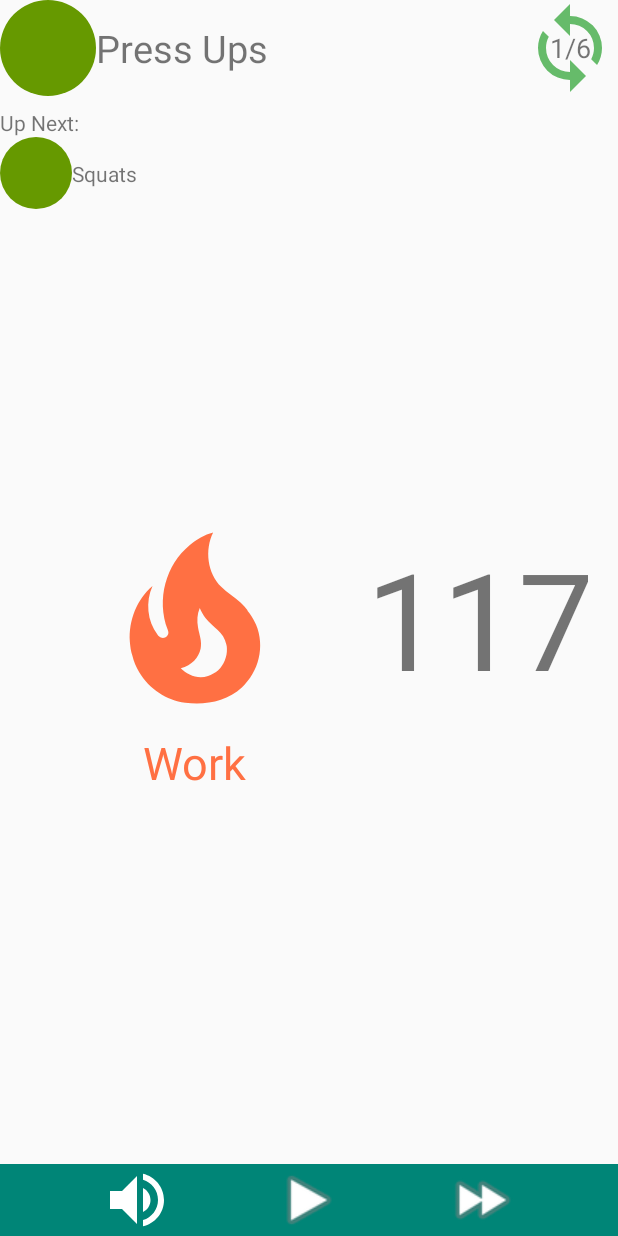
After one commit to AlexNewton1/HIIT-Ultimate, an Android app: the layout workout_fragment.xml on its own in the app's theme, with its tools: preview values and no code run, on a phone screen of 412 x 824 dp. The commit adds this screen. Run offline under Robolectric (Android 15) with nearby library versions, the phone set to English and light mode, and no system bars.

Commit message:
Started working on the workout fragment

```diff
--- a/app/build.gradle
+++ b/app/build.gradle
@@ -71,6 +71,8 @@ dependencies {
     implementation "androidx.lifecycle:lifecycle-viewmodel-ktx:$lifecycle_version"
     implementation "androidx.room:room-ktx:$room_version"
     implementation "androidx.room:room-runtime:$room_version"
+    implementation 'androidx.lifecycle:lifecycle-extensions:2.2.0'
+    implementation 'androidx.lifecycle:lifecycle-viewmodel-ktx:2.2.0'
     kapt "androidx.room:room-compiler:$room_version"
 
     // Logging
--- a/app/src/main/java/com/softwareoverflow/hiit_trainer/ui/workout_creator/WorkoutCreatorViewModel.kt
+++ b/app/src/main/java/com/softwareoverflow/hiit_trainer/ui/workout_creator/WorkoutCreatorViewModel.kt
@@ -10,7 +10,6 @@ import com.softwareoverflow.hiit_trainer.repository.dto.WorkoutSetDTO
 import com.softwareoverflow.hiit_trainer.ui.view.LoadingSpinner
 import kotlinx.coroutines.CoroutineScope
 import kotlinx.coroutines.Dispatchers
-import kotlinx.coroutines.delay
 import kotlinx.coroutines.launch
 import timber.log.Timber
 
@@ -40,9 +39,6 @@ class WorkoutCreatorViewModel(private val repo: IWorkoutRepository, id: Long?) :
                 _workout.value = repo.getWorkoutById(id)
 
             LoadingSpinner.hideLoadingIcon()
-
-            delay(1000)
-            Timber.d("Workout: ${_workout.value}")
         }
     }
 
--- a/app/src/main/res/drawable/icon_fire.xml
+++ b/app/src/main/res/drawable/icon_fire.xml
@@ -3,5 +3,5 @@
     android:width="24dp"
     android:viewportWidth="24"
     android:viewportHeight="24">
-    <path android:fillColor="#FF7043" android:pathData="M17.55,11.2C17.32,10.9 17.05,10.64 16.79,10.38C16.14,9.78 15.39,9.35 14.76,8.72C13.3,7.26 13,4.85 13.91,3C13,3.23 12.16,3.75 11.46,4.32C8.92,6.4 7.92,10.07 9.12,13.22C9.16,13.32 9.2,13.42 9.2,13.55C9.2,13.77 9.05,13.97 8.85,14.05C8.63,14.15 8.39,14.09 8.21,13.93C8.15,13.88 8.11,13.83 8.06,13.76C6.96,12.33 6.78,10.28 7.53,8.64C5.89,10 5,12.3 5.14,14.47C5.18,14.97 5.24,15.47 5.41,15.97C5.55,16.57 5.81,17.17 6.13,17.7C7.17,19.43 9,20.67 10.97,20.92C13.07,21.19 15.32,20.8 16.93,19.32C18.73,17.66 19.38,15 18.43,12.72L18.3,12.46C18.1,12 17.83,11.59 17.5,11.21L17.55,11.2M14.45,17.5C14.17,17.74 13.72,18 13.37,18.1C12.27,18.5 11.17,17.94 10.5,17.28C11.69,17 12.39,16.12 12.59,15.23C12.76,14.43 12.45,13.77 12.32,13C12.2,12.26 12.22,11.63 12.5,10.94C12.67,11.32 12.87,11.7 13.1,12C13.86,13 15.05,13.44 15.3,14.8C15.34,14.94 15.36,15.08 15.36,15.23C15.39,16.05 15.04,16.95 14.44,17.5H14.45Z" />
+    <path android:fillColor="@color/work" android:pathData="M17.55,11.2C17.32,10.9 17.05,10.64 16.79,10.38C16.14,9.78 15.39,9.35 14.76,8.72C13.3,7.26 13,4.85 13.91,3C13,3.23 12.16,3.75 11.46,4.32C8.92,6.4 7.92,10.07 9.12,13.22C9.16,13.32 9.2,13.42 9.2,13.55C9.2,13.77 9.05,13.97 8.85,14.05C8.63,14.15 8.39,14.09 8.21,13.93C8.15,13.88 8.11,13.83 8.06,13.76C6.96,12.33 6.78,10.28 7.53,8.64C5.89,10 5,12.3 5.14,14.47C5.18,14.97 5.24,15.47 5.41,15.97C5.55,16.57 5.81,17.17 6.13,17.7C7.17,19.43 9,20.67 10.97,20.92C13.07,21.19 15.32,20.8 16.93,19.32C18.73,17.66 19.38,15 18.43,12.72L18.3,12.46C18.1,12 17.83,11.59 17.5,11.21L17.55,11.2M14.45,17.5C14.17,17.74 13.72,18 13.37,18.1C12.27,18.5 11.17,17.94 10.5,17.28C11.69,17 12.39,16.12 12.59,15.23C12.76,14.43 12.45,13.77 12.32,13C12.2,12.26 12.22,11.63 12.5,10.94C12.67,11.32 12.87,11.7 13.1,12C13.86,13 15.05,13.44 15.3,14.8C15.34,14.94 15.36,15.08 15.36,15.23C15.39,16.05 15.04,16.95 14.44,17.5H14.45Z" />
 </vector>
--- a/app/src/main/res/drawable/icon_recover.xml
+++ b/app/src/main/res/drawable/icon_recover.xml
@@ -3,5 +3,5 @@
     android:width="24dp"
     android:viewportWidth="24"
     android:viewportHeight="24">
-    <path android:fillColor="#42A5F5" android:pathData="M23,12H17V10L20.39,6H17V4H23V6L19.62,10H23V12M15,16H9V14L12.39,10H9V8H15V10L11.62,14H15V16M7,20H1V18L4.39,14H1V12H7V14L3.62,18H7V20Z" />
+    <path android:fillColor="@color/recover" android:pathData="M23,12H17V10L20.39,6H17V4H23V6L19.62,10H23V12M15,16H9V14L12.39,10H9V8H15V10L11.62,14H15V16M7,20H1V18L4.39,14H1V12H7V14L3.62,18H7V20Z" />
 </vector>
--- a/app/src/main/res/drawable/icon_repeat.xml
+++ b/app/src/main/res/drawable/icon_repeat.xml
@@ -3,5 +3,5 @@
     android:width="24dp"
     android:viewportWidth="24"
     android:viewportHeight="24">
-    <path android:fillColor="#66BB6A" android:pathData="M12,18A6,6 0 0,1 6,12C6,11 6.25,10.03 6.7,9.2L5.24,7.74C4.46,8.97 4,10.43 4,12A8,8 0 0,0 12,20V23L16,19L12,15M12,4V1L8,5L12,9V6A6,6 0 0,1 18,12C18,13 17.75,13.97 17.3,14.8L18.76,16.26C19.54,15.03 20,13.57 20,12A8,8 0 0,0 12,4Z" />
+    <path android:fillColor="@color/numReps" android:pathData="M12,18A6,6 0 0,1 6,12C6,11 6.25,10.03 6.7,9.2L5.24,7.74C4.46,8.97 4,10.43 4,12A8,8 0 0,0 12,20V23L16,19L12,15M12,4V1L8,5L12,9V6A6,6 0 0,1 18,12C18,13 17.75,13.97 17.3,14.8L18.76,16.26C19.54,15.03 20,13.57 20,12A8,8 0 0,0 12,4Z" />
 </vector>
--- a/app/src/main/res/drawable/icon_rest.xml
+++ b/app/src/main/res/drawable/icon_rest.xml
@@ -3,5 +3,5 @@
     android:width="24dp"
     android:viewportWidth="24"
     android:viewportHeight="24">
-    <path android:fillColor="#FFA726" android:pathData="M7.88,3.39L6.6,1.86L2,5.71L3.29,7.24L7.88,3.39M22,5.72L17.4,1.86L16.11,3.39L20.71,7.25L22,5.72M12,4A9,9 0 0,0 3,13A9,9 0 0,0 12,22A9,9 0 0,0 21,13A9,9 0 0,0 12,4M12,20A7,7 0 0,1 5,13A7,7 0 0,1 12,6A7,7 0 0,1 19,13A7,7 0 0,1 12,20M9,11H12.63L9,15.2V17H15V15H11.37L15,10.8V9H9V11Z" />
+    <path android:fillColor="@color/rest" android:pathData="M7.88,3.39L6.6,1.86L2,5.71L3.29,7.24L7.88,3.39M22,5.72L17.4,1.86L16.11,3.39L20.71,7.25L22,5.72M12,4A9,9 0 0,0 3,13A9,9 0 0,0 12,22A9,9 0 0,0 21,13A9,9 0 0,0 12,4M12,20A7,7 0 0,1 5,13A7,7 0 0,1 12,6A7,7 0 0,1 19,13A7,7 0 0,1 12,20M9,11H12.63L9,15.2V17H15V15H11.37L15,10.8V9H9V11Z" />
 </vector>
--- /dev/null
+++ b/app/src/main/res/drawable/icon_sound_on.xml
@@ -0,0 +1,7 @@
+<vector xmlns:android="http://schemas.android.com/apk/res/android"
+    android:height="24dp"
+    android:width="24dp"
+    android:viewportWidth="24"
+    android:viewportHeight="24">
+    <path android:fillColor="#FFFFFF" android:pathData="M14,3.23V5.29C16.89,6.15 19,8.83 19,12C19,15.17 16.89,17.84 14,18.7V20.77C18,19.86 21,16.28 21,12C21,7.72 18,4.14 14,3.23M16.5,12C16.5,10.23 15.5,8.71 14,7.97V16C15.5,15.29 16.5,13.76 16.5,12M3,9V15H7L12,20V4L7,9H3Z" />
+</vector>
--- /dev/null
+++ b/app/src/main/res/layout/workout_fragment.xml
@@ -0,0 +1,145 @@
+<?xml version="1.0" encoding="utf-8"?>
+<androidx.constraintlayout.widget.ConstraintLayout xmlns:android="http://schemas.android.com/apk/res/android"
+    xmlns:app="http://schemas.android.com/apk/res-auto"
+    xmlns:tools="http://schemas.android.com/tools"
+    android:layout_width="match_parent"
+    android:layout_height="match_parent"
+    tools:context=".ui.workout.WorkoutFragment">
+
+    <com.softwareoverflow.hiit_trainer.ui.view.CircularIconImageView
+        android:id="@+id/circularIconImageView2"
+        android:layout_width="@dimen/fab_size_padded"
+        android:layout_height="@dimen/fab_size_padded"
+        app:layout_constraintStart_toStartOf="parent"
+        app:layout_constraintTop_toTopOf="parent" />
+
+    <TextView
+        android:id="@+id/textView5"
+        android:layout_width="wrap_content"
+        android:layout_height="wrap_content"
+        android:textSize="25sp"
+        app:layout_constraintBottom_toBottomOf="@+id/circularIconImageView2"
+        app:layout_constraintEnd_toStartOf="@+id/imageView"
+        app:layout_constraintHorizontal_bias="0.0"
+        app:layout_constraintStart_toEndOf="@+id/circularIconImageView2"
+        app:layout_constraintTop_toTopOf="@+id/circularIconImageView2"
+        tools:text="Press Ups" />
+
+    <ImageView
+        android:id="@+id/imageView"
+        android:layout_width="@dimen/fab_size_padded"
+        android:layout_height="@dimen/fab_size_padded"
+        android:src="@drawable/icon_repeat"
+        app:layout_constraintEnd_toEndOf="parent"
+        app:layout_constraintTop_toTopOf="parent" />
+
+    <TextView
+        android:layout_width="@dimen/fab_size_padded"
+        android:layout_height="@dimen/fab_size_padded"
+        android:gravity="center"
+        android:textSize="18sp"
+        app:layout_constraintEnd_toEndOf="parent"
+        app:layout_constraintTop_toTopOf="@+id/imageView"
+        tools:text="1/6" />
+
+    <TextView
+        android:id="@+id/textView6"
+        android:layout_width="wrap_content"
+        android:layout_height="wrap_content"
+        android:layout_marginTop="8dp"
+        android:text="@string/up_next"
+        android:visibility="gone"
+        app:layout_constraintStart_toStartOf="parent"
+        app:layout_constraintTop_toBottomOf="@+id/circularIconImageView2"
+        tools:visibility="visible" />
+
+    <com.softwareoverflow.hiit_trainer.ui.view.CircularIconImageView
+        android:id="@+id/circularIconImageView3"
+        android:layout_width="@dimen/fab_size_small"
+        android:layout_height="@dimen/fab_size_small"
+        app:layout_constraintStart_toStartOf="parent"
+        app:layout_constraintTop_toBottomOf="@+id/textView6" />
+
+    <TextView
+        android:id="@+id/textView7"
+        android:layout_width="wrap_content"
+        android:layout_height="wrap_content"
+        app:layout_constraintBottom_toBottomOf="@+id/circularIconImageView3"
+        app:layout_constraintStart_toEndOf="@+id/circularIconImageView3"
+        app:layout_constraintTop_toBottomOf="@+id/textView6"
+        tools:text="Squats" />
+
+    <ImageView
+        android:id="@+id/imageView5"
+        android:layout_width="0dp"
+        android:layout_height="0dp"
+        android:layout_marginStart="16dp"
+        android:src="@drawable/icon_fire"
+        app:layout_constraintBottom_toBottomOf="@+id/textView8"
+        app:layout_constraintEnd_toStartOf="@+id/textView8"
+        app:layout_constraintStart_toStartOf="parent"
+        app:layout_constraintTop_toTopOf="@+id/textView8" />
+
+    <TextView
+        android:layout_width="wrap_content"
+        android:layout_height="wrap_content"
+        android:textSize="30sp"
+        app:layout_constraintEnd_toEndOf="@+id/imageView5"
+        app:layout_constraintStart_toStartOf="@+id/imageView5"
+        app:layout_constraintTop_toBottomOf="@+id/imageView5"
+        tools:text="Work"
+        tools:textColor="@color/work"/>
+
+    <TextView
+        android:id="@+id/textView8"
+        android:layout_width="wrap_content"
+        android:layout_height="wrap_content"
+        android:layout_marginEnd="16dp"
+        android:paddingTop="16dp"
+        android:paddingBottom="16dp"
+        android:textSize="90sp"
+        app:layout_constraintBottom_toBottomOf="parent"
+        app:layout_constraintEnd_toEndOf="parent"
+        app:layout_constraintTop_toTopOf="parent"
+        tools:text="117" />
+
+    <View
+        android:id="@+id/view4"
+        android:layout_width="match_parent"
+        android:layout_height="@dimen/fab_size_small"
+        android:background="@color/colorPrimary"
+        app:layout_constraintBottom_toBottomOf="parent"
+        app:layout_constraintEnd_toEndOf="parent"
+        app:layout_constraintStart_toStartOf="parent" />
+
+    <ImageView
+        android:id="@+id/imageView3"
+        android:layout_width="@dimen/fab_size_small"
+        android:layout_height="@dimen/fab_size_small"
+        android:src="@drawable/icon_sound_on"
+        app:layout_constraintBottom_toBottomOf="@+id/view4"
+        app:layout_constraintEnd_toStartOf="@+id/imageView2"
+        app:layout_constraintHorizontal_bias="0.5"
+        app:layout_constraintStart_toStartOf="parent" />
+
+    <ImageView
+        android:id="@+id/imageView2"
+        android:layout_width="@dimen/fab_size_small"
+        android:layout_height="@dimen/fab_size_small"
+        android:src="@android:drawable/ic_media_play"
+        app:layout_constraintBottom_toBottomOf="parent"
+        app:layout_constraintEnd_toStartOf="@+id/imageView4"
+        app:layout_constraintHorizontal_bias="0.5"
+        app:layout_constraintStart_toEndOf="@+id/imageView3" />
+
+    <ImageView
+        android:id="@+id/imageView4"
+        android:layout_width="@dimen/fab_size_small"
+        android:layout_height="@dimen/fab_size_small"
+        android:src="@android:drawable/ic_media_ff"
+        app:layout_constraintBottom_toBottomOf="parent"
+        app:layout_constraintEnd_toEndOf="@+id/view4"
+        app:layout_constraintHorizontal_bias="0.5"
+        app:layout_constraintStart_toEndOf="@+id/imageView2" />
+
+</androidx.constraintlayout.widget.ConstraintLayout>
--- a/app/src/main/res/values/dimens.xml
+++ b/app/src/main/res/values/dimens.xml
@@ -3,6 +3,7 @@
     <dimen name="fragment_padding">8dp</dimen>
     <dimen name="fab_size">56dp</dimen>
     <dimen name="fab_size_padded">64dp</dimen>
+    <dimen name="fab_size_small">48dp</dimen>
 
     <dimen name="grid_layout_spacing">4dp</dimen>
 </resources>
--- a/app/src/main/res/values/strings.xml
+++ b/app/src/main/res/values/strings.xml
@@ -20,4 +20,5 @@
 
     <string name="save">Save</string>
     <string name="start_workout">Start Workout</string>
+    <string name="up_next">Up Next:</string>
 </resources>
```
Also changed, not shown: app/src/main/java/com/softwareoverflow/hiit_trainer/ui/_WorkoutDTO.kt (+5 -5 lines), app/src/main/java/com/softwareoverflow/hiit_trainer/ui/workout/WorkoutFragment.kt (added, +28 -0 lines), app/src/main/java/com/softwareoverflow/hiit_trainer/ui/workout/WorkoutViewModel.kt (added, +54 -0 lines), app/src/main/res/drawable/icon_sound_off.xml (added, +7 -0 lines), app/src/main/res/values/colors.xml (+4 -16 lines).
